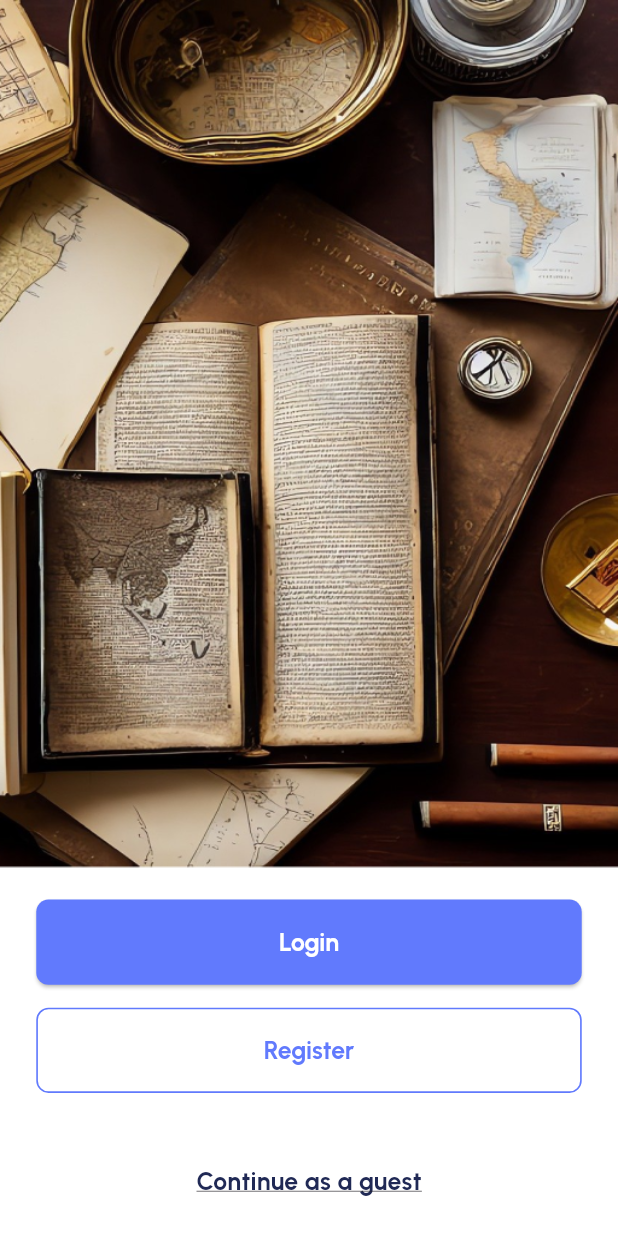
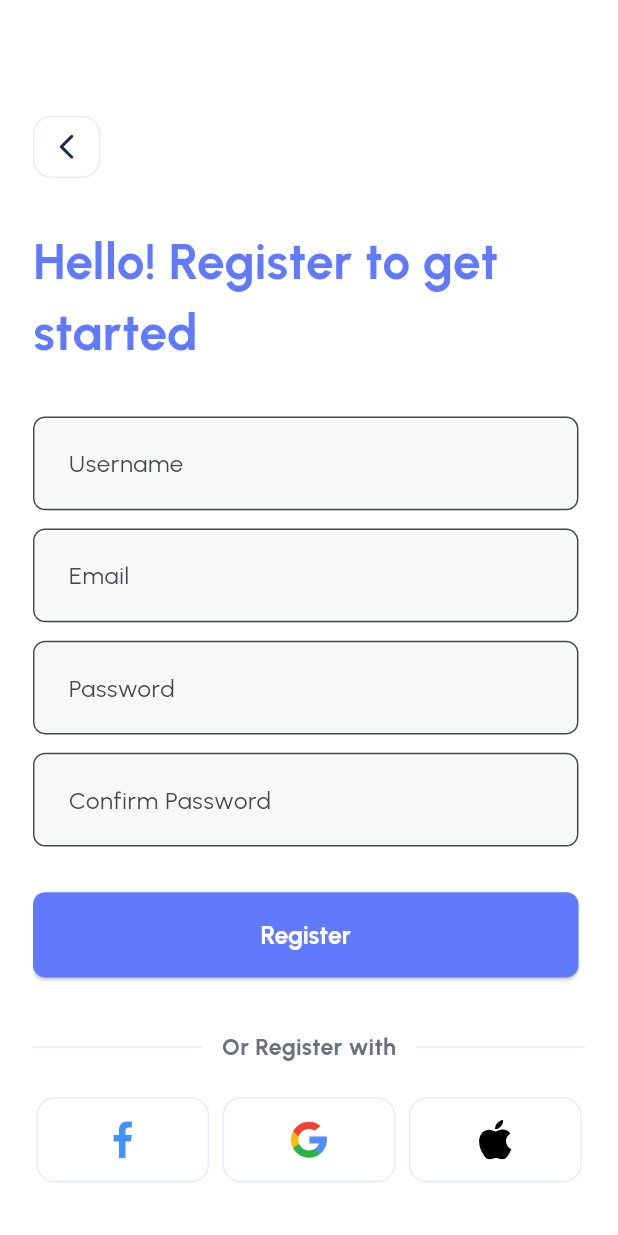
Before and after one commit to OmarAfifi-CSE/finance_app_ui, a Flutter app: the screen it shows after launch, after a tap on "Register", on a phone screen of 412 x 824 dp. Run offline on Flutter 3.47's test engine with Material 3 defaults, Android fonts, the phone set to English and light mode, and no system bars; our stand-ins replace flutter_screenutil, flutter_svg, go_router.

Commit message:
Create register page

```diff
--- /dev/null
+++ b/lib/core/features/auth/register_screen.dart
@@ -0,0 +1,150 @@
+import 'package:finance_app_ui/core/features/auth/widgets/custom_back_button_widget.dart';
+import 'package:finance_app_ui/core/features/auth/widgets/custom_rich_text.dart';
+import 'package:finance_app_ui/core/features/auth/widgets/custom_or_login_widget.dart';
+import 'package:finance_app_ui/core/features/auth/widgets/custom_social_login_buttons.dart';
+import 'package:finance_app_ui/core/widgets/primary_button_widget.dart';
+import 'package:flutter/material.dart';
+import 'package:flutter_screenutil/flutter_screenutil.dart';
+import 'package:go_router/go_router.dart';
+
+import '../../routing/app_routes.dart';
+import '../../styling/app_styles.dart';
+import '../../widgets/custom_text_form_field.dart';
+
+class RegisterScreen extends StatefulWidget {
+  const RegisterScreen({super.key});
+
+  @override
+  State<RegisterScreen> createState() => _RegisterScreenState();
+}
+
+class _RegisterScreenState extends State<RegisterScreen> {
+  final GlobalKey<FormState> formKey = GlobalKey<FormState>();
+  late TextEditingController usernameController;
+  late TextEditingController emailController;
+  late TextEditingController passwordController;
+  late TextEditingController confirmPasswordController;
+
+  @override
+  void initState() {
+    super.initState();
+    usernameController = TextEditingController();
+    emailController = TextEditingController();
+    passwordController = TextEditingController();
+    confirmPasswordController = TextEditingController();
+  }
+
+  @override
+  Widget build(BuildContext context) {
+    return Scaffold(
+      body: Padding(
+        padding: EdgeInsets.symmetric(horizontal: 20.w, vertical: 20.h),
+        child: Form(
+          key: formKey,
+          child: SingleChildScrollView(
+            child: Column(
+              mainAxisAlignment: MainAxisAlignment.start,
+              crossAxisAlignment: CrossAxisAlignment.start,
+              children: [
+                SizedBox(height: 56.h),
+                CustomBackButtonWidget(),
+                SizedBox(height: 32.h),
+                SizedBox(
+                  width: 331.w,
+                  child: Text(
+                    "Hello! Register to get started",
+                    style: AppStyles.primaryHeadlineStyle,
+                  ),
+                ),
+                SizedBox(height: 32.h),
+                CustomTextFormField(
+                  label: 'Username',
+                  hintText: 'Enter your username',
+                  controller: usernameController,
+                  validator: (value) {
+                    if (value == null || value.isEmpty) {
+                      return 'Username cannot be empty';
+                    }
+                    return null;
+                  },
+                ),
+                SizedBox(height: 12.h),
+                CustomTextFormField(
+                  label: 'Email',
+                  hintText: 'Enter your Email',
+                  controller: emailController,
+                  validator: (value) {
+                    if (value == null || value.isEmpty) {
+                      return 'Email cannot be empty';
+                    }
+                    // Add more email validation if needed
+                    return null;
+                  },
+                ),
+                SizedBox(height: 12.h),
+                CustomTextFormField(
+                  label: 'Password',
+                  hintText: 'Enter your Password',
+                  obscureText: true,
+                  controller: passwordController,
+                  validator: (value) {
+                    if (value == null || value.isEmpty) {
+                      return 'Password cannot be empty';
+                    }
+                    if (value.length < 6) {
+                      return 'Password must be at least 6 characters';
+                    }
+                    return null;
+                  },
+                ),
+                SizedBox(height: 12.h),
+                CustomTextFormField(
+                  label: 'Confirm Password',
+                  hintText: 'Please confirm your password',
+                  obscureText: true,
+                  controller: confirmPasswordController,
+                  validator: (value) {
+                    if (value == null || value.isEmpty) {
+                      return 'Confirm Password cannot be empty';
+                    }
+                    if (value != passwordController.text) {
+                      return 'Passwords do not match';
+                    }
+                    return null;
+                  },
+                ),
+                SizedBox(height: 30.h),
+                PrimaryButtonWidget(buttonText: 'Register', onPressed: () {
+                  if (formKey.currentState!.validate()) {
+                    // Handle registration logic here
+                    print("Username: ${usernameController.text}");
+                    print("Email: ${emailController.text}");
+                    print("Password: ${passwordController.text}");
+                    ScaffoldMessenger.of(context).showSnackBar(
+                      SnackBar(content: Text('Registration successful')),
+                    );
+                    GoRouter.of(context).pushReplacementNamed(AppRoutes.onboardingScreen);
+                  }
+                }),
+                SizedBox(height: 35.h),
+                CustomOrLoginWidget(orText: "Or Register with"),
+                SizedBox(height: 22.h),
+                CustomSocialLoginButtons(),
+                SizedBox(height: 54.h),
+                CustomRichText(
+                  text: 'Already have an account? ',
+                  onTapText: 'Login Now',
+                  onTap: () {
+                    GoRouter.of(
+                      context,
+                    ).pushReplacementNamed(AppRoutes.loginScreen);
+                  },
+                ),
+              ],
+            ),
+          ),
+        ),
+      ),
+    );
+  }
+}
--- a/lib/core/features/auth/widgets/back_button_widget.dart
+++ b/lib/core/features/auth/widgets/custom_back_button_widget.dart
@@ -2,8 +2,8 @@ import 'package:flutter/material.dart';
 import 'package:flutter_screenutil/flutter_screenutil.dart';
 import 'package:go_router/go_router.dart';
 
-class BackButtonWidget extends StatelessWidget {
-  const BackButtonWidget({super.key});
+class CustomBackButtonWidget extends StatelessWidget {
+  const CustomBackButtonWidget({super.key});
 
   @override
   Widget build(BuildContext context) {
--- a/lib/core/features/auth/widgets/custom_or_login_widget.dart
+++ b/lib/core/features/auth/widgets/custom_or_login_widget.dart
@@ -4,7 +4,9 @@ import 'package:flutter_screenutil/flutter_screenutil.dart';
 import '../../../styling/app_styles.dart';
 
 class CustomOrLoginWidget extends StatelessWidget {
-  const CustomOrLoginWidget({super.key});
+  final String orText;
+
+  const CustomOrLoginWidget({super.key, this.orText = "Or Login with"});
 
   @override
   Widget build(BuildContext context) {
@@ -16,7 +18,7 @@ class CustomOrLoginWidget extends StatelessWidget {
         ),
         SizedBox(width: 12.w),
         Text(
-          "Or Login with",
+          orText,
           style: AppStyles.black16w600Style.copyWith(
             color: Color(0xff6A707C),
             fontSize: 14.sp,
--- a/lib/core/features/auth/widgets/custom_donot_have_account.dart
+++ b/lib/core/features/auth/widgets/custom_rich_text.dart
@@ -1,17 +1,27 @@
+import 'package:flutter/gestures.dart';
 import 'package:flutter/material.dart';
 import 'package:flutter_screenutil/flutter_screenutil.dart';
 
 import '../../../styling/app_styles.dart';
 
-class CustomDonotHaveAccount extends StatelessWidget {
-  const CustomDonotHaveAccount({super.key});
+class CustomRichText extends StatelessWidget {
+  final String? text;
+  final String? onTapText;
+  final VoidCallback? onTap;
+
+  const CustomRichText({
+    super.key,
+    this.text = "Don't have an account? ",
+    this.onTapText = "Register Now",
+    this.onTap,
+  });
 
   @override
   Widget build(BuildContext context) {
     return Center(
       child: RichText(
         text: TextSpan(
-          text: "Don't have an account? ",
+          text: text,
           style: TextStyle(
             fontSize: 15.sp,
             fontWeight: FontWeight.w500,
@@ -19,12 +29,13 @@ class CustomDonotHaveAccount extends StatelessWidget {
           ),
           children: [
             TextSpan(
-              text: "Register Now",
+              text: onTapText,
               style: AppStyles.primaryHeadlineStyle.copyWith(
                 fontSize: 15.sp,
                 fontWeight: FontWeight.w700,
                 color: Color(0xff202955),
               ),
+              recognizer: TapGestureRecognizer()..onTap = onTap ?? () {},
             ),
           ],
         ),
--- a/lib/core/features/screens/onboarding_screen.dart
+++ b/lib/core/features/screens/onboarding_screen.dart
@@ -6,7 +6,6 @@ import 'package:go_router/go_router.dart';
 
 import '../../routing/app_routes.dart';
 import '../../styling/app_assets.dart';
-import '../../styling/app_styles.dart';
 
 class OnboardingScreen extends StatelessWidget {
   const OnboardingScreen({super.key});
@@ -33,7 +32,9 @@ class OnboardingScreen extends StatelessWidget {
             SizedBox(height: 15.h),
             PrimaryOutlinedButtonWidget(
               buttonText: "Register",
-              onPressed: () {},
+              onPressed: () {
+                GoRouter.of(context).pushNamed(AppRoutes.registerScreen);
+              },
             ),
             SizedBox(height: 46.h),
             GestureDetector(
--- a/lib/core/routing/router_generation_config.dart
+++ b/lib/core/routing/router_generation_config.dart
@@ -2,6 +2,7 @@ import 'package:finance_app_ui/core/features/auth/login_screen.dart';
 import 'package:finance_app_ui/core/features/screens/onboarding_screen.dart';
 import 'package:go_router/go_router.dart';
 
+import '../features/auth/register_screen.dart';
 import 'app_routes.dart';
 
 class RouterGenerationConfig {
@@ -18,7 +19,11 @@ class RouterGenerationConfig {
         name: AppRoutes.loginScreen,
         builder: (context, state) => const LoginScreen(),
       ),
-
+      GoRoute(
+        path: AppRoutes.registerScreen,
+        name: AppRoutes.registerScreen,
+        builder: (context, state) => const RegisterScreen(),
+      ),
     ],
   );
 }
--- a/lib/core/styling/app_styles.dart
+++ b/lib/core/styling/app_styles.dart
@@ -6,7 +6,7 @@ import 'app_fonts.dart';
 
 class AppStyles {
   static TextStyle primaryHeadlineStyle = TextStyle(
-    color: AppColors.whiteColor,
+    color: AppColors.primaryColor,
     fontFamily: AppFonts.mainFontName,
     fontSize: 30.sp,
     fontWeight: FontWeight.bold,
--- a/lib/core/widgets/custom_text_field.dart
+++ b/lib/core/widgets/custom_text_form_field.dart
@@ -4,7 +4,7 @@ import 'package:flutter_screenutil/flutter_screenutil.dart';
 import '../styling/app_colors.dart';
 import '../styling/app_styles.dart';
 
-class CustomTextField extends StatelessWidget {
+class CustomTextFormField extends StatelessWidget {
   final String? label;
   final String? hintText;
   final Widget? suffixIcon;
@@ -14,7 +14,7 @@ class CustomTextField extends StatelessWidget {
   final TextEditingController? controller;
   final String? Function(String?)? validator;
 
-  const CustomTextField({
+  const CustomTextFormField({
     super.key,
     required this.label,
     required this.hintText,
```
Also changed, not shown: lib/core/features/auth/login_screen.dart (+17 -10 lines).
